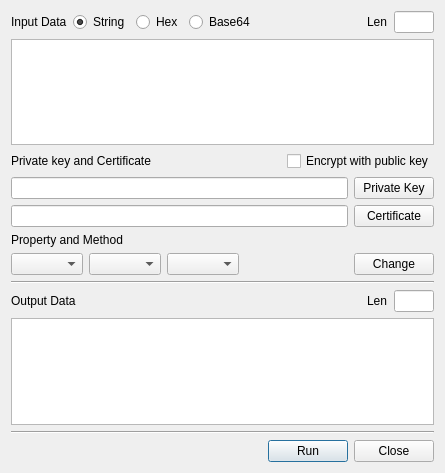
The window that BerEditor/rsa_enc_dec_dlg.ui (jykim74/BerEditor) describes before a commit, drawn with Qt 5.
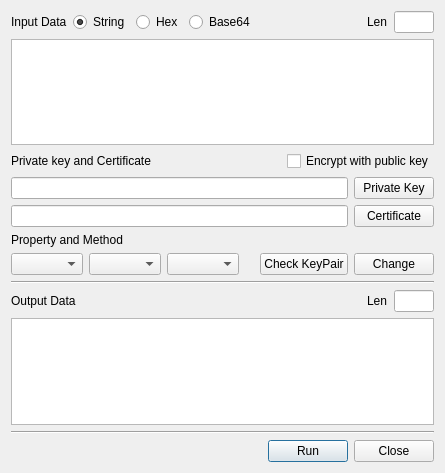
The same window after the commit.

What changed in the file:
```diff
--- a/BerEditor/rsa_enc_dec_dlg.ui
+++ b/BerEditor/rsa_enc_dec_dlg.ui
@@ -134,6 +134,13 @@
        </property>
       </spacer>
      </item>
+     <item>
+      <widget class="QPushButton" name="mCheckKeyPairBtn">
+       <property name="text">
+        <string>Check KeyPair</string>
+       </property>
+      </widget>
+     </item>
      <item>
       <widget class="QPushButton" name="mChangeBtn">
        <property name="text">
```
